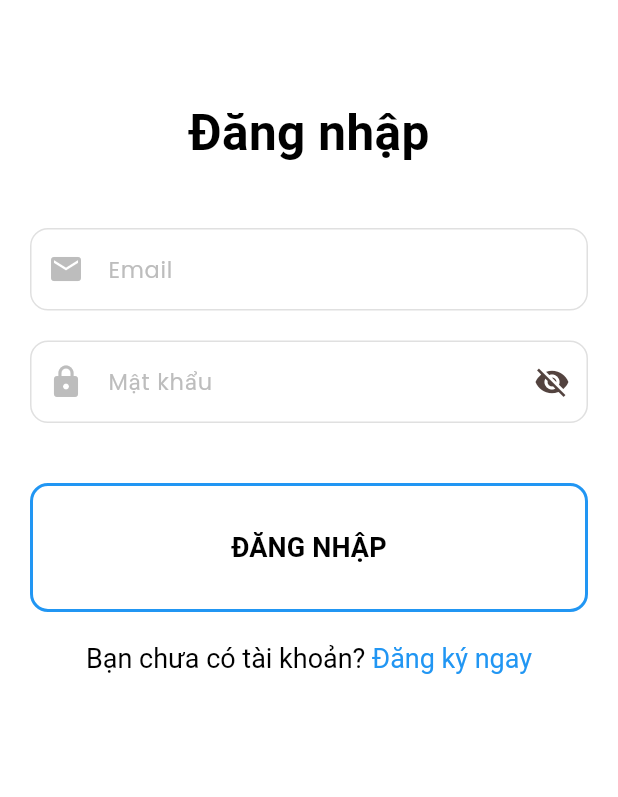
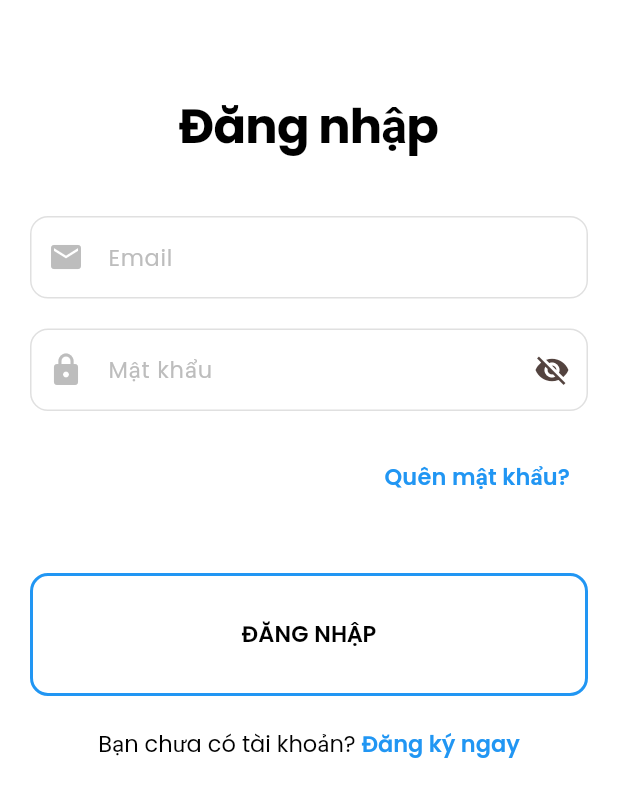
Before and after one commit to thanh2242003/ecommerce_app, a Flutter app: the screen it shows after launch, after a tap on "Bỏ qua", on a phone screen of 412 x 824 dp. Shown: the top 797 px of the screen. Run offline on Flutter 3.47's test engine with Material 3 defaults, Android fonts, the phone set to English and light mode, and no system bars; our stand-ins replace equatable, flutter_bloc, google_fonts, shared_preferences.

Commit message:
feat: forgot password screen

```diff
--- a/lib/core/widgets/app_button.dart
+++ b/lib/core/widgets/app_button.dart
@@ -10,6 +10,7 @@ class AppButton extends StatelessWidget {
     this.iconPath,
     this.textColor = Colors.black,
     this.enabled = true,
+    this.textStyle,
   });
 
   final String data;
@@ -19,6 +20,8 @@ class AppButton extends StatelessWidget {
   final Color textColor;
   final String? iconPath;
   final bool enabled;
+  final TextStyle? textStyle;
+
 
   @override
   Widget build(BuildContext context) {
@@ -56,11 +59,7 @@ class AppButton extends StatelessWidget {
       )
           : Text(
         data,
-        style: TextStyle(
-          color: effectiveText,
-          fontWeight: FontWeight.bold,
-          fontSize: 18,
-        ),
+        style: textStyle
       ),
     );
   }
--- a/lib/features/auth/presentation/pages/login_screen.dart
+++ b/lib/features/auth/presentation/pages/login_screen.dart
@@ -2,8 +2,13 @@ import 'package:ecommerce_app/core/widgets/app_button.dart';
 import 'package:ecommerce_app/features/auth/presentation/pages/register_screen.dart';
 import 'package:flutter/gestures.dart';
 import 'package:flutter/material.dart';
+import 'package:flutter_bloc/flutter_bloc.dart';
 
+import '../../../../core/theme/app_text_styles.dart';
 import '../../../../core/widgets/app_text_field.dart';
+import '../bloc/auth_cubit.dart';
+import '../bloc/auth_state.dart';
+import 'forgot_pasword_screen.dart';
 
 class LoginScreen extends StatefulWidget {
   const LoginScreen({super.key});
@@ -15,9 +20,6 @@ class LoginScreen extends StatefulWidget {
 class _LoginScreenState extends State<LoginScreen> {
   final _emailController = TextEditingController();
   final _passwordController = TextEditingController();
-  bool _obscureText = true;
-  bool _isLoading = false;
-
 
   @override
   void dispose() {
@@ -28,6 +30,8 @@ class _LoginScreenState extends State<LoginScreen> {
 
   @override
   Widget build(BuildContext context) {
+    return BlocBuilder<AuthCubit, AuthState>(
+      builder: (context, state) {
         return Scaffold(
           backgroundColor: Colors.white,
           body: SafeArea(
@@ -38,12 +42,11 @@ class _LoginScreenState extends State<LoginScreen> {
                 child: Column(
                   children: [
                     const SizedBox(height: 65),
-                const Text(
+                    Text(
                       'Đăng nhập',
-                  style: TextStyle(
-                    color: Colors.black,
-                    fontWeight: FontWeight.bold,
-                    fontSize: 33,
+                      style: AppTextStyle.withColor(
+                        AppTextStyle.h1,
+                        Colors.black,
                       ),
                     ),
                     const SizedBox(height: 40),
@@ -63,8 +66,24 @@ class _LoginScreenState extends State<LoginScreen> {
                       keyboardType: TextInputType.visiblePassword,
                       prefixIcon: Icons.lock,
                     ),
+                    const SizedBox(height: 20),
+                    Align(
+                      alignment: Alignment.centerRight,
+                      child: TextButton(
+                        child: Text(
+                          'Quên mật khẩu?',
+                          style: AppTextStyle.withColor(
+                            AppTextStyle.buttonMedium,
+                            Colors.blue,
+                          ),
+                        ),
+                        onPressed: (){
+                          Navigator.push(context, MaterialPageRoute(builder: (context) => ForgotPasswordScreen()));
+                        },
+                      ),
+                    ),
                     const SizedBox(height: 40),
-                if (_isLoading)
+                    if (state is AuthLoading)
                       const CircularProgressIndicator()
                     else
                       SizedBox(
@@ -72,6 +91,7 @@ class _LoginScreenState extends State<LoginScreen> {
                         child: AppButton(
                           data: 'ĐĂNG NHẬP',
                           borderColor: Colors.blue,
+                          textStyle: AppTextStyle.withColor(AppTextStyle.buttonMedium, Colors.black),
                           onTap: () {},
                         ),
                       ),
@@ -79,18 +99,21 @@ class _LoginScreenState extends State<LoginScreen> {
                     RichText(
                       text: TextSpan(
                         text: 'Bạn chưa có tài khoản? ',
-                    style: const TextStyle(color: Colors.black, fontSize: 18),
+                        style: AppTextStyle.withColor(
+                          AppTextStyle.bodyMedium,
+                          Colors.black,
+                        ),
                         children: [
                           TextSpan(
                             text: 'Đăng ký ngay',
-                        style: const TextStyle(color: Colors.blue, fontSize: 18),
+                            style: AppTextStyle.withColor(AppTextStyle.buttonMedium, Colors.blue),
                             recognizer: TapGestureRecognizer()
                               ..onTap = () {
                                 Navigator.push(
                                   context,
                                   MaterialPageRoute(
                                     builder: (context) {
-                                  return const RegisterScreen();
+                                      return RegisterScreen();
                                     },
                                   ),
                                 );
@@ -107,4 +130,6 @@ class _LoginScreenState extends State<LoginScreen> {
           ),
         );
       }
+    );
   }
+}
```
Also changed, not shown: lib/features/auth/presentation/pages/forgot_pasword_screen.dart (+88 -0 lines), lib/features/auth/presentation/pages/register_screen.dart (+35 -17 lines), 1 other file. Lines whose indentation alone changed are shown as unchanged.
